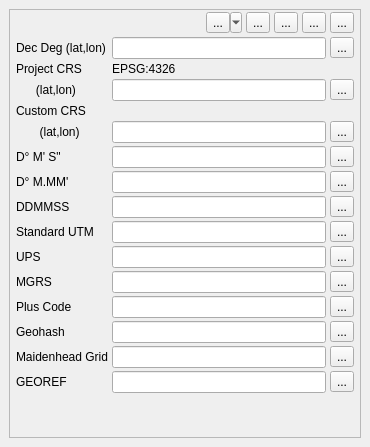
Before: the Qt Designer form ui/coordinateConverter.ui in NationalSecurityAgency/qgis-latlontools-plugin, drawn with Qt 5.
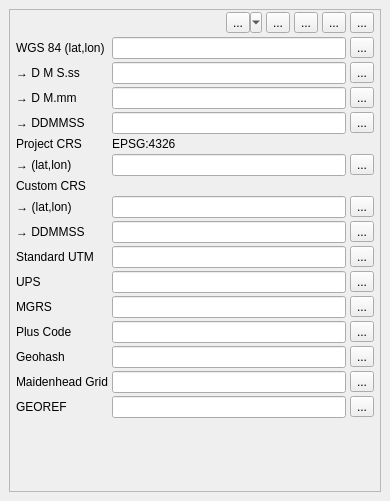
After: the same form once the commit is applied. Custom widgets are drawn as their Qt base class.

Commit message: Add custom geographic crs ddmmss conversion

The edit to the form file:
```diff
--- a/ui/coordinateConverter.ui
+++ b/ui/coordinateConverter.ui
@@ -6,8 +6,8 @@
    <rect>
     <x>0</x>
     <y>0</y>
-    <width>370</width>
-    <height>447</height>
+    <width>390</width>
+    <height>501</height>
    </rect>
   </property>
   <property name="windowTitle">
@@ -25,8 +25,8 @@
         <rect>
          <x>0</x>
          <y>0</y>
-         <width>350</width>
-         <height>405</height>
+         <width>370</width>
+         <height>459</height>
         </rect>
        </property>
        <layout class="QVBoxLayout" name="verticalLayout_3">
@@ -132,7 +132,7 @@
           <item row="0" column="0">
            <widget class="QLabel" name="wgs84Label">
             <property name="text">
-             <string>Dec Deg (lat,lon)</string>
+             <string>WGS 84 (lat,lon)</string>
             </property>
            </widget>
           </item>
@@ -156,14 +156,14 @@
             </item>
            </layout>
           </item>
-          <item row="2" column="0">
+          <item row="5" column="0">
            <widget class="QLabel" name="projectLabel">
             <property name="text">
-             <string>      (lat,lon)</string>
+             <string>→ (lat,lon)</string>
             </property>
            </widget>
           </item>
-          <item row="2" column="1">
+          <item row="5" column="1">
            <layout class="QHBoxLayout" name="horizontalLayout_5">
             <property name="spacing">
              <number>4</number>
@@ -183,17 +183,17 @@
             </item>
            </layout>
           </item>
-          <item row="3" column="0">
+          <item row="6" column="0">
            <widget class="QLabel" name="label_6">
             <property name="text">
              <string>Custom CRS</string>
             </property>
            </widget>
           </item>
-          <item row="3" column="1">
+          <item row="6" column="1">
            <widget class="QgsProjectionSelectionWidget" name="customProjectionSelectionWidget"/>
           </item>
-          <item row="4" column="1">
+          <item row="7" column="1">
            <layout class="QHBoxLayout" name="horizontalLayout_6">
             <property name="spacing">
              <number>4</number>
@@ -213,7 +213,47 @@
             </item>
            </layout>
           </item>
-          <item row="5" column="1">
+          <item row="7" column="0">
+           <widget class="QLabel" name="customLabel">
+            <property name="sizePolicy">
+             <sizepolicy hsizetype="Preferred" vsizetype="Preferred">
+              <horstretch>0</horstretch>
+              <verstretch>0</verstretch>
+             </sizepolicy>
+            </property>
+            <property name="layoutDirection">
+             <enum>Qt::LeftToRight</enum>
+            </property>
+            <property name="text">
+             <string>→ (lat,lon)</string>
+            </property>
+            <property name="alignment">
+             <set>Qt::AlignCenter</set>
+            </property>
+           </widget>
+          </item>
+          <item row="4" column="0">
+           <widget class="QLabel" name="label_7">
+            <property name="text">
+             <string>Project CRS</string>
+            </property>
+           </widget>
+          </item>
+          <item row="4" column="1">
+           <widget class="QLabel" name="projectCRSLabel">
+            <property name="text">
+             <string>EPSG:4326</string>
+            </property>
+           </widget>
+          </item>
+          <item row="1" column="0">
+           <widget class="QLabel" name="dmsLabel">
+            <property name="text">
+             <string>→ D M S.ss</string>
+            </property>
+           </widget>
+          </item>
+          <item row="1" column="1">
            <layout class="QHBoxLayout" name="horizontalLayout_7">
             <property name="spacing">
              <number>4</number>
@@ -233,21 +273,14 @@
             </item>
            </layout>
           </item>
-          <item row="5" column="0">
-           <widget class="QLabel" name="dmsLabel">
-            <property name="text">
-             <string>D° M' S&quot;</string>
-            </property>
-           </widget>
-          </item>
-          <item row="6" column="0">
+          <item row="2" column="0">
            <widget class="QLabel" name="dmLabel">
             <property name="text">
-             <string>D° M.MM'</string>
+             <string>→ D M.mm</string>
             </property>
            </widget>
           </item>
-          <item row="6" column="1">
+          <item row="2" column="1">
            <layout class="QHBoxLayout" name="horizontalLayout_12">
             <property name="spacing">
              <number>4</number>
@@ -264,14 +297,14 @@
             </item>
            </layout>
           </item>
-          <item row="7" column="0">
+          <item row="3" column="0">
            <widget class="QLabel" name="ddmmssLabel">
             <property name="text">
-             <string>DDMMSS</string>
+             <string>→ DDMMSS</string>
             </property>
            </widget>
           </item>
-          <item row="7" column="1">
+          <item row="3" column="1">
            <layout class="QHBoxLayout" name="horizontalLayout_8">
             <property name="spacing">
              <number>4</number>
@@ -291,14 +324,7 @@
             </item>
            </layout>
           </item>
-          <item row="8" column="0">
-           <widget class="QLabel" name="label_2">
-            <property name="text">
-             <string>Standard UTM</string>
-            </property>
-           </widget>
-          </item>
-          <item row="8" column="1">
+          <item row="9" column="1">
            <layout class="QHBoxLayout" name="horizontalLayout_9">
             <property name="spacing">
              <number>4</number>
@@ -318,14 +344,69 @@
             </item>
            </layout>
           </item>
+          <item row="9" column="0">
+           <widget class="QLabel" name="label_2">
+            <property name="text">
+             <string>Standard UTM</string>
+            </property>
+           </widget>
+          </item>
+          <item row="8" column="0">
+           <widget class="QLabel" name="customDdmmssLabel">
+            <property name="text">
+             <string>→ DDMMSS</string>
+            </property>
+           </widget>
+          </item>
+          <item row="8" column="1">
+           <layout class="QHBoxLayout" name="horizontalLayout_15">
+            <property name="spacing">
+             <number>4</number>
+            </property>
+            <item>
+             <widget class="QLineEdit" name="customDdmmssLineEdit"/>
+            </item>
+            <item>
+             <widget class="QToolButton" name="customDdmmssCopyButton">
+              <property name="text">
+               <string>...</string>
+              </property>
+             </widget>
+            </item>
+           </layout>
+          </item>
           <item row="10" column="0">
+           <widget class="QLabel" name="label_8">
+            <property name="text">
+             <string>UPS</string>
+            </property>
+           </widget>
+          </item>
+          <item row="10" column="1">
+           <layout class="QHBoxLayout" name="horizontalLayout_4">
+            <property name="spacing">
+             <number>4</number>
+            </property>
+            <item>
+             <widget class="QLineEdit" name="upsLineEdit"/>
+            </item>
+            <item>
+             <widget class="QToolButton" name="upsCopyButton">
+              <property name="text">
+               <string>...</string>
+              </property>
+             </widget>
+            </item>
+           </layout>
+          </item>
+          <item row="11" column="0">
            <widget class="QLabel" name="label_4">
             <property name="text">
              <string>MGRS</string>
             </property>
            </widget>
           </item>
-          <item row="10" column="1">
+          <item row="11" column="1">
            <layout class="QHBoxLayout" name="horizontalLayout_10">
             <property name="spacing">
              <number>4</number>
@@ -345,14 +426,14 @@
             </item>
            </layout>
           </item>
-          <item row="11" column="0">
+          <item row="12" column="0">
            <widget class="QLabel" name="label_5">
             <property name="text">
              <string>Plus Code</string>
             </property>
            </widget>
           </item>
-          <item row="11" column="1">
+          <item row="12" column="1">
            <layout class="QHBoxLayout" name="horizontalLayout_11">
             <property name="spacing">
              <number>4</number>
@@ -372,14 +453,14 @@
             </item>
            </layout>
           </item>
-          <item row="12" column="0">
+          <item row="13" column="0">
            <widget class="QLabel" name="label">
             <property name="text">
              <string>Geohash</string>
             </property>
            </widget>
           </item>
-          <item row="12" column="1">
+          <item row="13" column="1">
            <layout class="QHBoxLayout" name="horizontalLayout_13">
             <property name="spacing">
              <number>4</number>
@@ -396,14 +477,14 @@
             </item>
            </layout>
           </item>
-          <item row="13" column="0">
+          <item row="14" column="0">
            <widget class="QLabel" name="label_3">
             <property name="text">
              <string>Maidenhead Grid</string>
             </property>
            </widget>
           </item>
-          <item row="13" column="1">
+          <item row="14" column="1">
            <layout class="QHBoxLayout" name="horizontalLayout_2">
             <property name="spacing">
              <number>4</number>
@@ -420,71 +501,14 @@
             </item>
            </layout>
           </item>
-          <item row="4" column="0">
-           <widget class="QLabel" name="customLabel">
-            <property name="sizePolicy">
-             <sizepolicy hsizetype="Preferred" vsizetype="Preferred">
-              <horstretch>0</horstretch>
-              <verstretch>0</verstretch>
-             </sizepolicy>
-            </property>
-            <property name="layoutDirection">
-             <enum>Qt::LeftToRight</enum>
-            </property>
-            <property name="text">
-             <string>       (lat,lon)</string>
-            </property>
-            <property name="alignment">
-             <set>Qt::AlignCenter</set>
-            </property>
-           </widget>
-          </item>
-          <item row="1" column="0">
-           <widget class="QLabel" name="label_7">
-            <property name="text">
-             <string>Project CRS</string>
-            </property>
-           </widget>
-          </item>
-          <item row="1" column="1">
-           <widget class="QLabel" name="projectCRSLabel">
-            <property name="text">
-             <string>EPSG:4326</string>
-            </property>
-           </widget>
-          </item>
-          <item row="9" column="0">
-           <widget class="QLabel" name="label_8">
-            <property name="text">
-             <string>UPS</string>
-            </property>
-           </widget>
-          </item>
-          <item row="9" column="1">
-           <layout class="QHBoxLayout" name="horizontalLayout_4">
-            <property name="spacing">
-             <number>4</number>
-            </property>
-            <item>
-             <widget class="QLineEdit" name="upsLineEdit"/>
-            </item>
-            <item>
-             <widget class="QToolButton" name="upsCopyButton">
-              <property name="text">
-               <string>...</string>
-              </property>
-             </widget>
-            </item>
-           </layout>
-          </item>
-          <item row="14" column="0">
+          <item row="15" column="0">
            <widget class="QLabel" name="label_9">
             <property name="text">
              <string>GEOREF</string>
             </property>
            </widget>
           </item>
-          <item row="14" column="1">
+          <item row="15" column="1">
            <layout class="QHBoxLayout" name="horizontalLayout_14">
             <property name="spacing">
              <number>4</number>
```
The commit also changes 4 other files.
